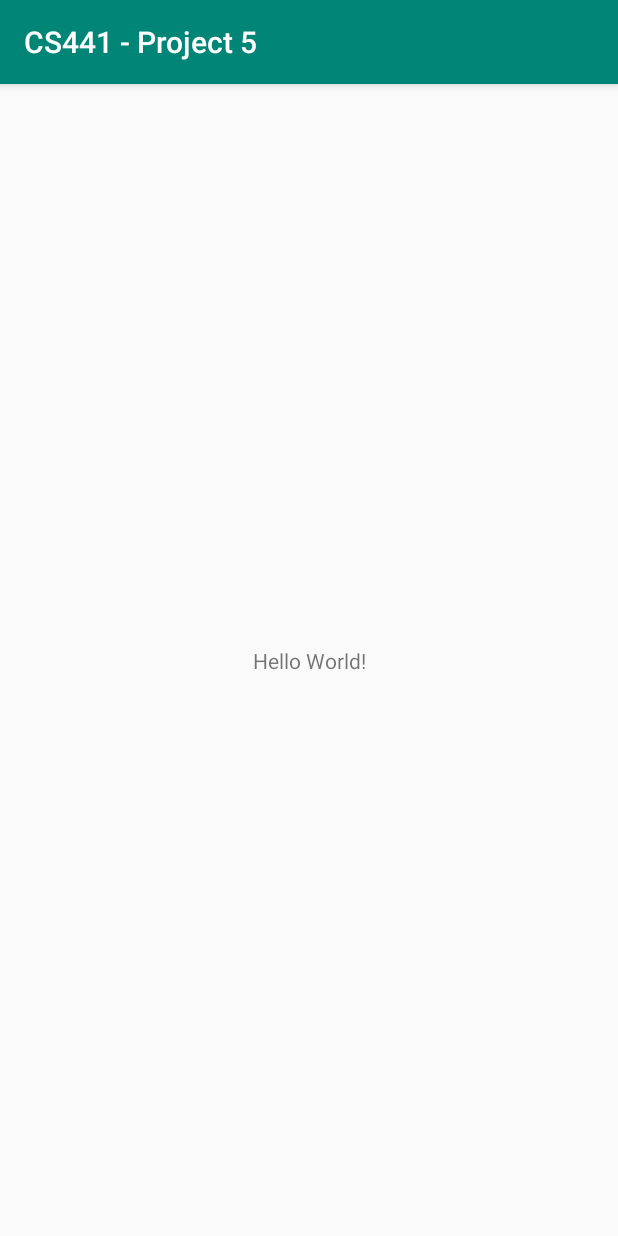
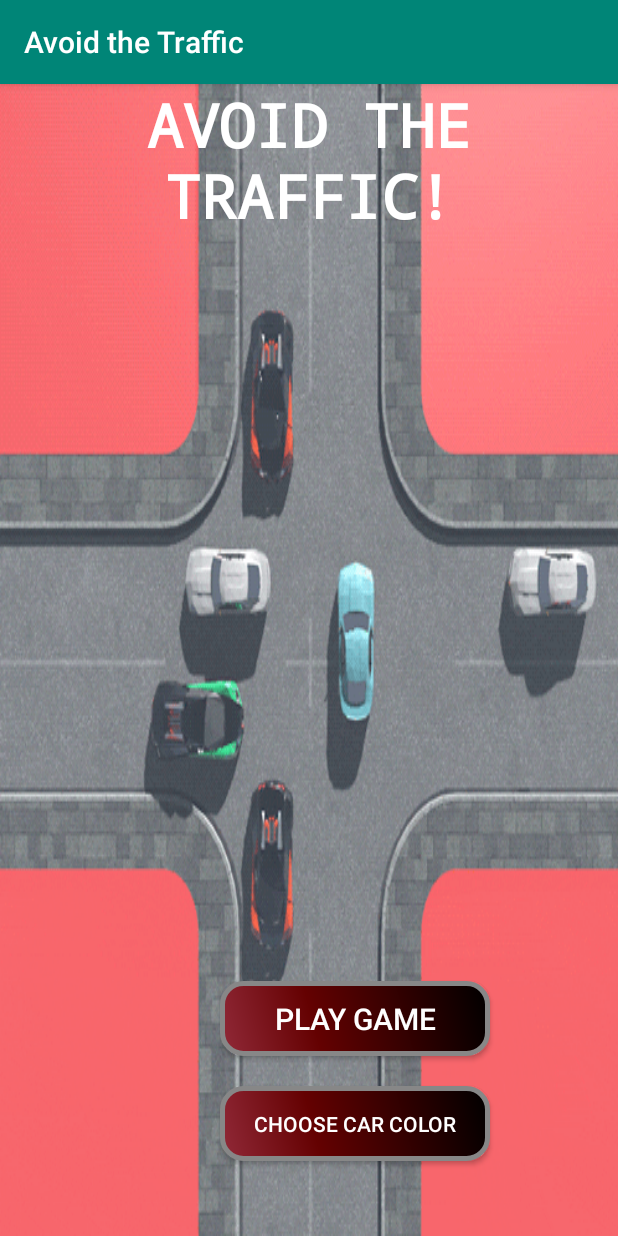
Before and after one commit to aliang30/CS441-Project-5, an Android app: the screen it shows after launch (MainActivity), on a phone screen of 412 x 824 dp. Run offline under Robolectric (Android 15) with nearby library versions, the phone set to English and light mode, and no system bars.

Commit message:
Working on title screen

```diff
--- /dev/null
+++ b/app/src/main/res/drawable/button_design.xml
@@ -0,0 +1,28 @@
+<?xml version="1.0" encoding="utf-8"?>
+<shape xmlns:android="http://schemas.android.com/apk/res/android" android:shape="rectangle" >
+    <corners
+        android:radius="14dp"
+        />
+    <gradient
+        android:angle="45"
+        android:centerX="35%"
+        android:centerColor="#640101"
+        android:startColor="#912938"
+        android:endColor="#000000"
+        android:type="linear"
+        />
+    <padding
+        android:left="0dp"
+        android:top="0dp"
+        android:right="0dp"
+        android:bottom="0dp"
+        />
+    <size
+        android:width="270dp"
+        android:height="60dp"
+        />
+    <stroke
+        android:width="3dp"
+        android:color="#878787"
+        />
+</shape>
--- a/app/src/main/res/layout/activity_main.xml
+++ b/app/src/main/res/layout/activity_main.xml
@@ -1,18 +1,53 @@
 <?xml version="1.0" encoding="utf-8"?>
-<androidx.constraintlayout.widget.ConstraintLayout xmlns:android="http://schemas.android.com/apk/res/android"
-    xmlns:app="http://schemas.android.com/apk/res-auto"
+<RelativeLayout xmlns:android="http://schemas.android.com/apk/res/android"
     xmlns:tools="http://schemas.android.com/tools"
     android:layout_width="match_parent"
     android:layout_height="match_parent"
+    xmlns:scrolling_image_view="http://schemas.android.com/apk/res-auto"
+    android:background="@drawable/traffic"
     tools:context=".MainActivity">
 
     <TextView
-        android:layout_width="wrap_content"
+        android:id="@+id/text"
+        android:layout_width="match_parent"
         android:layout_height="wrap_content"
-        android:text="Hello World!"
-        app:layout_constraintBottom_toBottomOf="parent"
-        app:layout_constraintLeft_toLeftOf="parent"
-        app:layout_constraintRight_toRightOf="parent"
-        app:layout_constraintTop_toTopOf="parent" />
+        android:layout_gravity="center"
+        android:gravity="center"
+        android:text="AVOID THE TRAFFIC!"
+        android:textColor="#FFFFFF"
+        android:textSize="40dp"
+        android:textStyle="bold"
+        android:typeface="monospace" />
 
-</androidx.constraintlayout.widget.ConstraintLayout>
+    <Button
+        android:id="@+id/button"
+        android:layout_width="180dp"
+        android:layout_height="50dp"
+        android:layout_alignParentRight="true"
+        android:layout_alignParentBottom="true"
+        android:layout_gravity="center"
+        android:layout_marginRight="85dp"
+        android:layout_marginBottom="120dp"
+        android:background="@drawable/button_design"
+        android:gravity="center"
+        android:text="PLAY GAME"
+        android:textColor="@android:color/white"
+        android:textSize="20sp" />
+
+    <Button
+        android:id="@+id/button1"
+        android:layout_width="180dp"
+        android:layout_height="50dp"
+        android:layout_alignParentRight="true"
+        android:layout_alignParentBottom="true"
+        android:layout_gravity="center"
+        android:layout_marginRight="85dp"
+        android:layout_marginBottom="50dp"
+        android:background="@drawable/button_design"
+        android:gravity="center"
+        android:text="CHOOSE CAR COLOR"
+        android:textColor="@android:color/white"
+        android:textSize="14sp" />
+
+
+</RelativeLayout>
--- a/app/src/main/res/values/strings.xml
+++ b/app/src/main/res/values/strings.xml
@@ -1,3 +1,3 @@
 <resources>
-    <string name="app_name">CS441 - Project 5</string>
+    <string name="app_name">Avoid the Traffic</string>
 </resources>
```
Also changed, not shown: app/src/main/res/drawable/car.png (added), app/src/main/res/drawable/traffic.gif (added), 1 other file.
